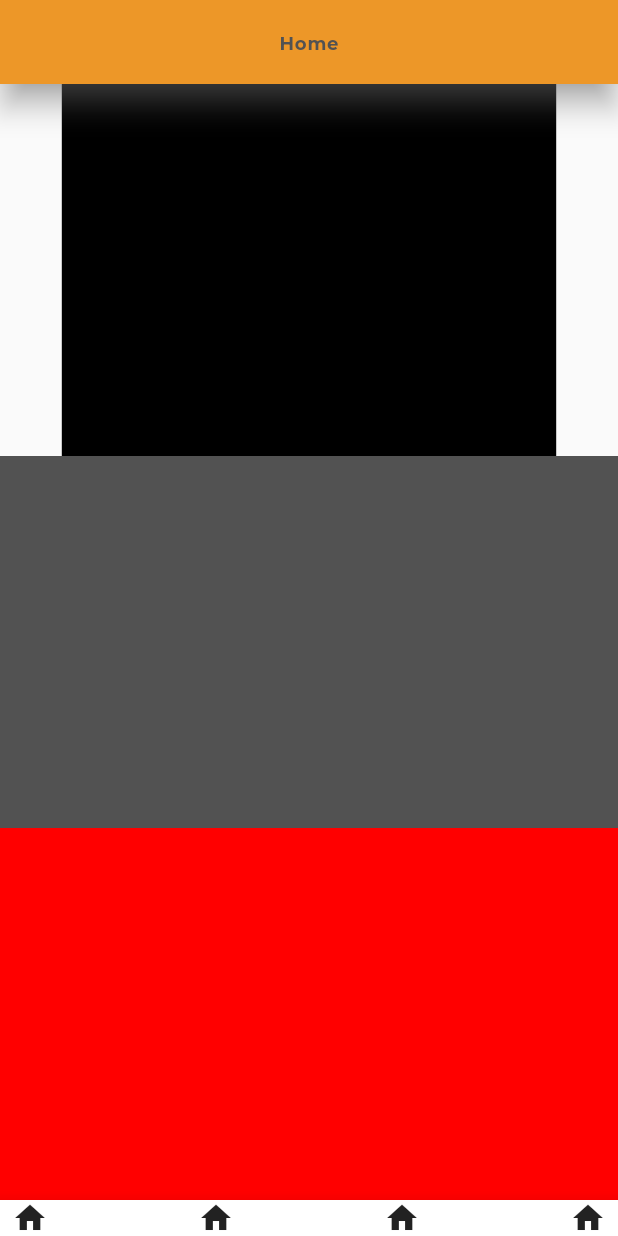
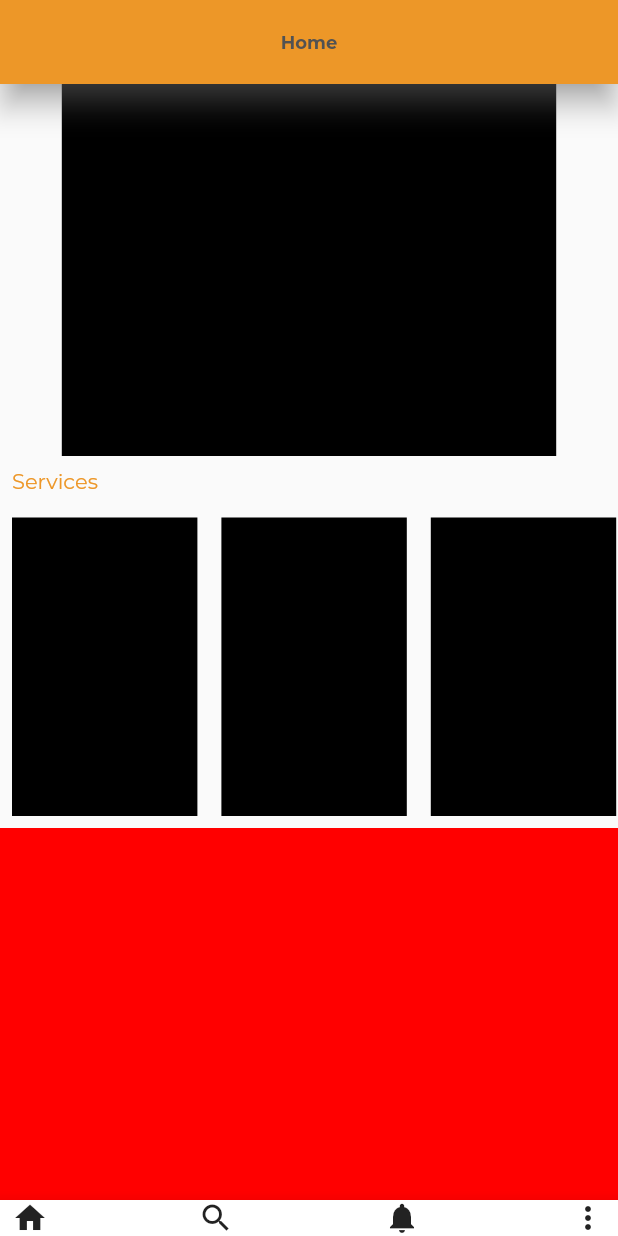
Before and after one commit to Ahmeddmoustafa/Tutorial-App, a Flutter app: the screen it shows after launch, after a tap on "Skip", on a phone screen of 412 x 824 dp. Run offline on Flutter 3.47's test engine with Material 2 defaults, Android fonts, the phone set to English and light mode, and no system bars.

Commit message:
fixed UI problems

```diff
--- a/lib/Resources/Theme/theme_data.dart
+++ b/lib/Resources/Theme/theme_data.dart
@@ -21,14 +21,21 @@ ThemeData getApplicationtheme(bool dark) {
         ),
       ),
       textTheme: TextTheme(
+        titleMedium: getMediumStyle(
+          color: ColorManager.White,
+        ),
         displayLarge: getSemiBoldStyle(
-          color: ColorManager.DarkGrey,
+          color: ColorManager.Black,
           fontsize: FontSize.s16,
         ),
         bodyLarge: getRegularStyle(
-          color: ColorManager.DarkGrey,
+          color: ColorManager.Black,
+          fontsize: FontSize.s14,
         ),
-      ),
+      ).apply(
+          // bodyColor: ColorManager.White,
+          // displayColor: ColorManager.Black,
+          ),
     );
   }
   return ThemeData(
@@ -90,7 +97,14 @@ ThemeData getApplicationtheme(bool dark) {
         color: ColorManager.PrimaryColor,
         fontsize: FontSize.s16,
       ),
-      bodyLarge: getRegularStyle(color: ColorManager.DarkGrey),
+      bodyLarge: getRegularStyle(
+        color: ColorManager.Black,
+        fontsize: FontSize.s14,
+      ),
+      bodyMedium: getRegularStyle(
+        color: ColorManager.PrimaryColor,
+        fontsize: FontSize.s14,
+      ),
     ),
     // ******************** Input theme ********************
 
--- a/lib/Resources/strings_manager.dart
+++ b/lib/Resources/strings_manager.dart
@@ -4,4 +4,5 @@ class AppStrings {
   static const onBoardingSubtitle =
       "Tut app is an awesome flutter application using clean architecture #1";
   static const skip = "Skip";
+  static const services = "Services";
 }
--- a/lib/Resources/styles_manager.dart
+++ b/lib/Resources/styles_manager.dart
@@ -11,13 +11,13 @@ TextStyle _getTextStyle(FontWeight weight, double fontsize, Color color) {
     fontSize: fontsize,
     color: color,
     fontFamily: FontConstants.fontsFamily,
-    backgroundColor: ColorManager.Transparent,
-    letterSpacing: 0.5,
-    wordSpacing: 0,
-    height: 1.5,
-    decorationColor: ColorManager.Transparent,
-    decorationThickness: 0.0,
-  );
+    // backgroundColor: ColorManager.Transparent,
+    // letterSpacing: 0.5,
+    // wordSpacing: 0,
+    // height: 1.5,
+    // decorationColor: ColorManager.Transparent,
+    // decorationThickness: 0.0,
+  ).copyWith(inherit: true);
 }
 
 TextStyle getRegularStyle(
--- a/lib/app/app.dart
+++ b/lib/app/app.dart
@@ -3,6 +3,7 @@ import 'package:flutter/services.dart';
 
 import 'package:flutter/material.dart';
 import 'package:flutter_dev/Resources/Theme/theme_data.dart';
+import 'package:flutter_dev/Resources/colors_manager.dart';
 import 'package:flutter_dev/Resources/routes_manager.dart';
 import 'package:flutter_dev/provider/theme_provider.dart';
 import 'package:provider/provider.dart';
@@ -36,7 +37,8 @@ class _MyAppState extends State<MyApp> {
     // Provider.of<ThemeProvider>(context).addListener(() => setState(() {}));
     SystemChrome.setSystemUIOverlayStyle(
       const SystemUiOverlayStyle(
-          statusBarColor: Colors.white, statusBarBrightness: Brightness.dark),
+          // statusBarColor: Color(0xffED9728),
+          statusBarBrightness: Brightness.dark),
     );
     return MultiProvider(
       providers: [
--- a/lib/presentation/Main/main_view.dart
+++ b/lib/presentation/Main/main_view.dart
@@ -1,5 +1,6 @@
 import 'package:flutter/material.dart';
 import 'package:flutter_dev/Resources/colors_manager.dart';
+import 'package:flutter_dev/Resources/strings_manager.dart';
 import 'package:flutter_dev/Resources/values_manager.dart';
 
 class MainView extends StatefulWidget {
@@ -20,9 +21,9 @@ class _MainViewState extends State<MainView> {
             mainAxisAlignment: MainAxisAlignment.spaceBetween,
             children: const [
               Icon(Icons.home),
-              Icon(Icons.home),
-              Icon(Icons.home),
-              Icon(Icons.home),
+              Icon(Icons.search),
+              Icon(Icons.notifications),
+              Icon(Icons.more_vert),
             ],
           ),
         ),
@@ -45,19 +46,38 @@ class _MainViewState extends State<MainView> {
             flex: 33,
             child: Center(
               child: Container(
-                color: ColorManager.DarkGrey,
-                // child: ListView.builder(
-                //   itemBuilder: (context, index) {
-                //     return Container(
-                //       margin:
-                //           const EdgeInsets.symmetric(horizontal: AppPadding.p8),
-                //       height: 100,
-                //       width: 100,
-                //       color: ColorManager.White,
-                //     );
-                //   },
-                //   itemCount: 5,
-                // ),
+                // color: ColorManager.DarkGrey,
+                child: Column(
+                  crossAxisAlignment: CrossAxisAlignment.start,
+                  children: [
+                    Container(
+                      margin: const EdgeInsets.all(AppMargin.m8),
+                      child: Text(
+                        AppStrings.services,
+                        style: Theme.of(context).textTheme.bodyMedium,
+                      ),
+                    ),
+                    Expanded(
+                      child: ListView.builder(
+                        shrinkWrap: true,
+                        scrollDirection: Axis.horizontal,
+                        itemBuilder: (context, index) {
+                          return FractionallySizedBox(
+                            alignment: Alignment.bottomCenter,
+                            heightFactor: 1,
+                            child: Container(
+                              margin: const EdgeInsets.all(AppMargin.m8),
+                              // height: 100,
+                              width: MediaQuery.of(context).size.width * 0.3,
+                              color: ColorManager.Black,
+                            ),
+                          );
+                        },
+                        itemCount: 5,
+                      ),
+                    ),
+                  ],
+                ),
                 // width: MediaQuery.of(context).size.width,
               ),
             ),
```
